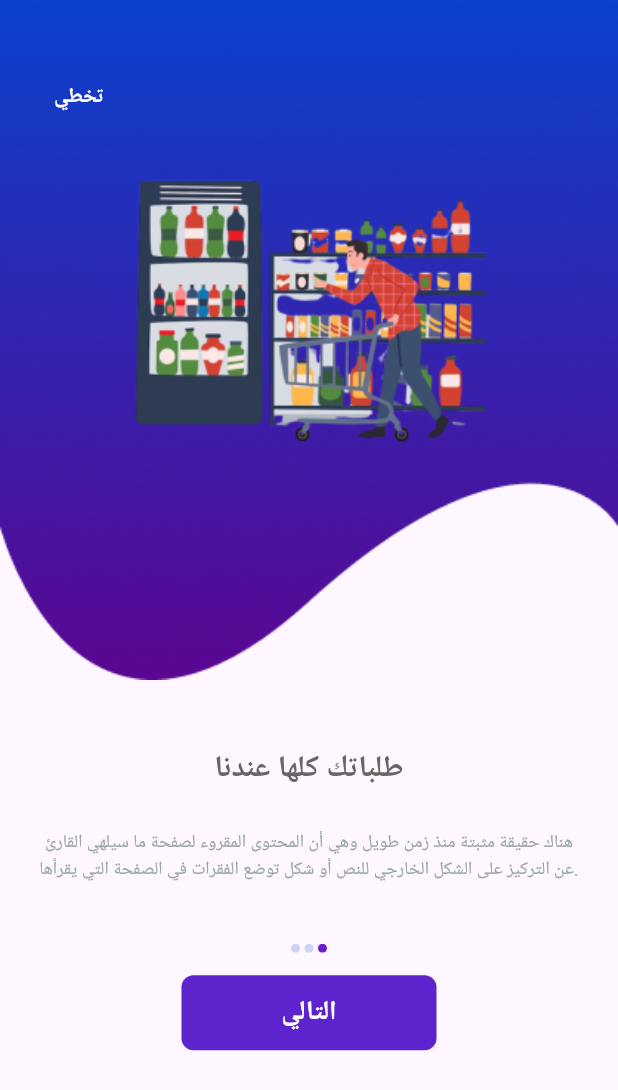
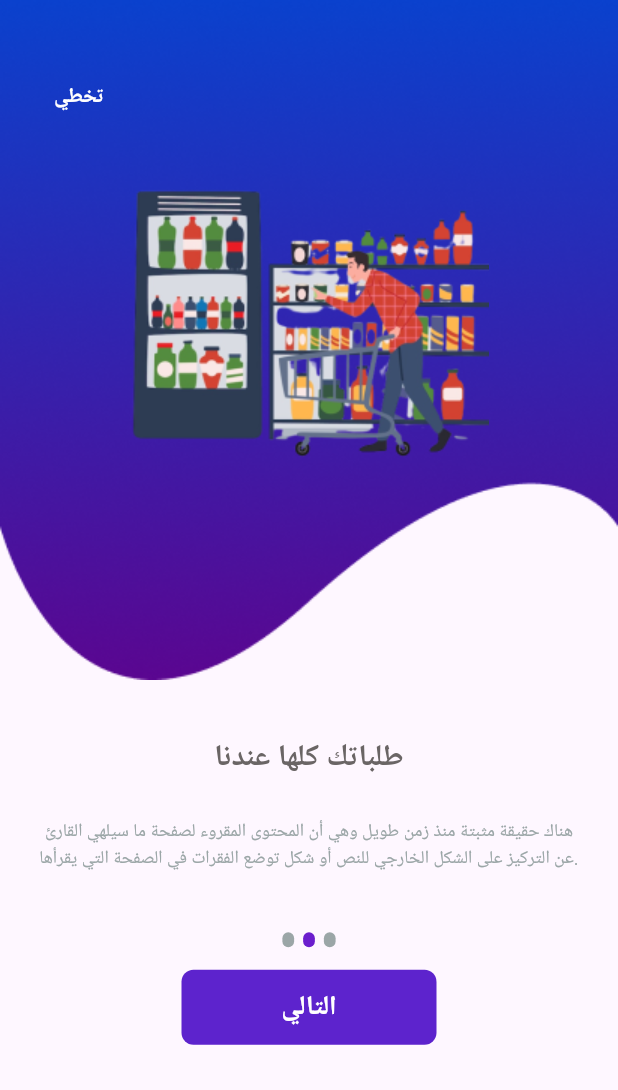
Before and after one commit to ahmedelazab1220/Store-App, a Flutter app: the screen it shows after launch, after a tap on "التالي", on a phone screen of 412 x 824 dp. Shown: the top 1090 px of the screen. Run offline on Flutter 3.47's test engine with Material 3 defaults, Android fonts, the phone set to English and light mode, and no system bars; drawn by our look-alikes of smooth_page_indicator; our stand-ins replace animate_do, bloc, device_preview, dio, flutter_bloc, flutter_svg and 3 more; Roboto replaces fonts that are missing (Almarai).

Commit message:
fix errors and make refactor.

```diff
--- a/lib/Core/utils/colors.dart
+++ b/lib/Core/utils/colors.dart
@@ -5,6 +5,7 @@ abstract class AppColors {
   static const Color white = Colors.white;
   static const Color deepPurpleA700 = Color(0xFF4209CE);
   static const Color purple600 = Color(0xFF811AC3);
-  static const Color hintText = Color(0xFF9BA6A7);
+  static const Color grey = Color(0xFF9BA6A7);
   static const Color onBoardingTitleText = Color(0xFF6A6565);
+  static const Color smoothIndicator = Color(0xFF6B1ECD);
 }
--- a/lib/Core/utils/injection_container.dart
+++ b/lib/Core/utils/injection_container.dart
@@ -1,10 +1,5 @@
 import 'package:get_it/get_it.dart';
-import 'package:storeapp/Features/onBoarding/presentation/view_model/on_boarding_cubit.dart';
 
 final serviceLocator = GetIt.instance;
 
-void setup() {
-  serviceLocator.registerLazySingleton(
-    () => OnBoardingCubit(),
-  );
-}
+void setup() {}
--- a/lib/Core/utils/routers.dart
+++ b/lib/Core/utils/routers.dart
@@ -9,7 +9,7 @@ abstract class AppRouter {
   static final router = GoRouter(
     routes: [
       GoRoute(
-        path: kSplashScreen,
+        path: '/',
         builder: (context, state) => const SplashScreen(),
       ),
       GoRoute(
--- a/lib/Core/utils/styles.dart
+++ b/lib/Core/utils/styles.dart
@@ -42,7 +42,7 @@ abstract class Styles {
   static final textStyle12 = GoogleFonts.almarai(
     fontSize: 12,
     fontWeight: FontWeight.w400,
-    color: AppColors.hintText,
+    color: AppColors.grey,
   );
 
   static final textStyle11 = GoogleFonts.almarai(
--- a/lib/Features/onBoarding/presentation/view/widgets/on_boarding_view_body.dart
+++ b/lib/Features/onBoarding/presentation/view/widgets/on_boarding_view_body.dart
@@ -15,8 +15,8 @@ class OnBoardingViewBody extends StatelessWidget {
           image: onBoardingData[index].image,
           skip: onBoardingData[index].skip,
         ),
-        const SizedBox(
-          height: 20,
+        SizedBox(
+          height: MediaQuery.of(context).size.height * 0.015,
         ),
         OnBoardingViewContainerBody(
           title: onBoardingData[index].title,
--- a/lib/Features/onBoarding/presentation/view/widgets/on_boarding_view_container_body.dart
+++ b/lib/Features/onBoarding/presentation/view/widgets/on_boarding_view_container_body.dart
@@ -1,12 +1,11 @@
 import 'package:animate_do/animate_do.dart';
 import 'package:flutter/material.dart';
 import 'package:flutter_bloc/flutter_bloc.dart';
-import 'package:flutter_svg/svg.dart';
 import 'package:go_router/go_router.dart';
 import 'package:storeapp/Core/utils/colors.dart';
-import 'package:storeapp/Core/utils/images.dart';
 import 'package:storeapp/Core/utils/routers.dart';
 import 'package:storeapp/Core/utils/styles.dart';
+import 'package:storeapp/Features/onBoarding/presentation/view/widgets/smooth_page_indicator.dart';
 import 'package:storeapp/Features/onBoarding/presentation/view_model/on_boarding_cubit.dart';
 
 class OnBoardingViewContainerBody extends StatelessWidget {
@@ -45,7 +44,7 @@ class OnBoardingViewContainerBody extends StatelessWidget {
           const SizedBox(
             height: 40,
           ),
-          SvgPicture.asset(AppImages.kOnBoardingOneCirclePoint),
+          const CustomSmoothPageIndicator(),
           const SizedBox(
             height: 15,
           ),
--- a/lib/Features/onBoarding/presentation/view/widgets/on_boarding_view_image.dart
+++ b/lib/Features/onBoarding/presentation/view/widgets/on_boarding_view_image.dart
@@ -53,7 +53,7 @@ class OnBoardingViewImage extends StatelessWidget {
                       padding: EdgeInsets.only(
                         right: screen.width * 0.15,
                         left: screen.width * 0.09,
-                        bottom: screen.height * 0.05,
+                        bottom: screen.height * 0.03,
                       ),
                       child: FadeInDown(
                         child: AspectRatio(
--- a/lib/Features/onBoarding/presentation/view/widgets/smooth_page_indicator.dart
+++ b/lib/Features/onBoarding/presentation/view/widgets/smooth_page_indicator.dart
@@ -18,11 +18,13 @@ class _CustomSmoothPageIndicatorState extends State<CustomSmoothPageIndicator> {
     return SmoothPageIndicator(
       controller: BlocProvider.of<OnBoardingCubit>(context).pageController,
       count: 3,
-      effect: ExpandingDotsEffect(
-        dotColor: AppColors.white.withOpacity(0.4),
-        activeDotColor: AppColors.white,
-        dotHeight: 20,
-        dotWidth: 20,
+      textDirection: TextDirection.rtl,
+      effect: WormEffect(
+        type: WormType.thinUnderground,
+        dotColor: AppColors.grey,
+        activeDotColor: AppColors.smoothIndicator,
+        dotHeight: MediaQuery.of(context).size.height * 0.0121,
+        dotWidth: MediaQuery.of(context).size.width * 0.019,
         offset: 40,
         spacing: 6,
       ),
--- a/lib/Features/onBoarding/presentation/view_model/on_boarding_cubit.dart
+++ b/lib/Features/onBoarding/presentation/view_model/on_boarding_cubit.dart
@@ -8,6 +8,12 @@ class OnBoardingCubit extends Cubit<OnBoardingState> {
 
   final PageController pageController = PageController();
 
+  @override
+  Future<void> close() {
+    pageController.dispose();
+    return super.close();
+  }
+
   int currentPage = 0;
   getCurrentPageViewIndex(c) {
     currentPage = c;
```
